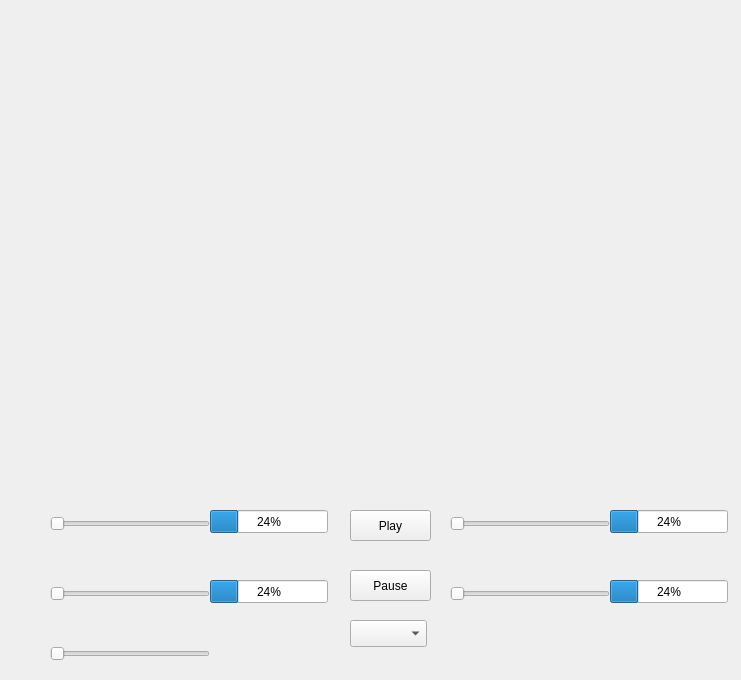
Old version of the form gstvideo.ui in the repository neithanmo/BitRiver.
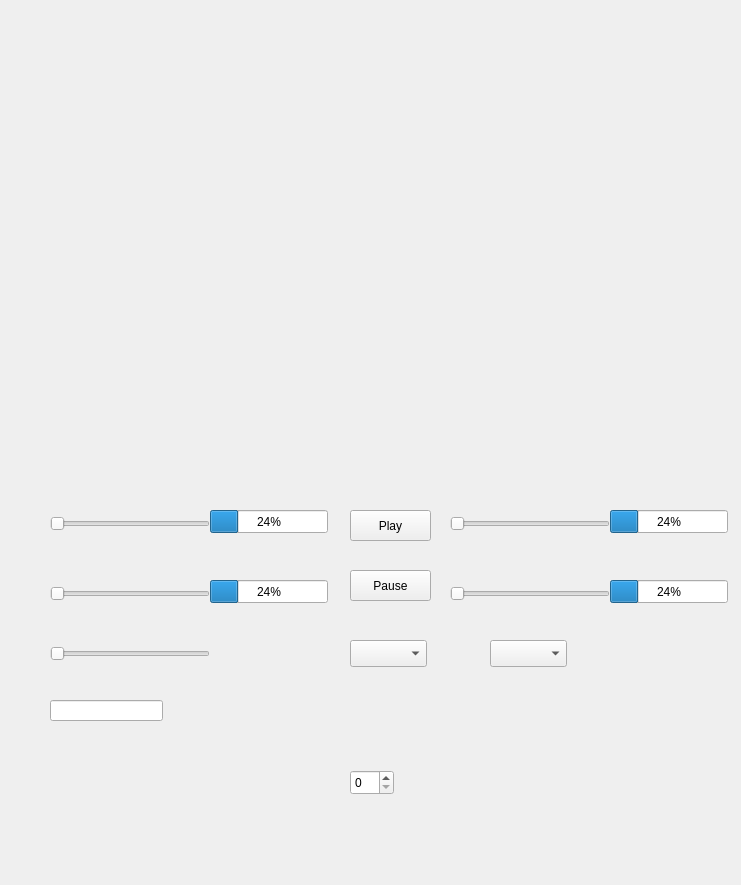
New version of the form.

Patch:
```diff
--- a/gstvideo.ui
+++ b/gstvideo.ui
@@ -7,7 +7,7 @@
     <x>0</x>
     <y>0</y>
     <width>741</width>
-    <height>680</height>
+    <height>885</height>
    </rect>
   </property>
   <property name="minimumSize">
@@ -199,7 +199,7 @@
    <property name="geometry">
     <rect>
      <x>350</x>
-     <y>620</y>
+     <y>640</y>
      <width>77</width>
      <height>27</height>
     </rect>
@@ -218,6 +218,36 @@
     <enum>Qt::Horizontal</enum>
    </property>
   </widget>
+  <widget class="QComboBox" name="comboBox_2">
+   <property name="geometry">
+    <rect>
+     <x>490</x>
+     <y>640</y>
+     <width>77</width>
+     <height>27</height>
+    </rect>
+   </property>
+  </widget>
+  <widget class="QLineEdit" name="lineEdit">
+   <property name="geometry">
+    <rect>
+     <x>50</x>
+     <y>700</y>
+     <width>113</width>
+     <height>21</height>
+    </rect>
+   </property>
+  </widget>
+  <widget class="QSpinBox" name="spinBox">
+   <property name="geometry">
+    <rect>
+     <x>350</x>
+     <y>770</y>
+     <width>44</width>
+     <height>25</height>
+    </rect>
+   </property>
+  </widget>
  </widget>
  <layoutdefault spacing="6" margin="11"/>
  <resources/>
```
